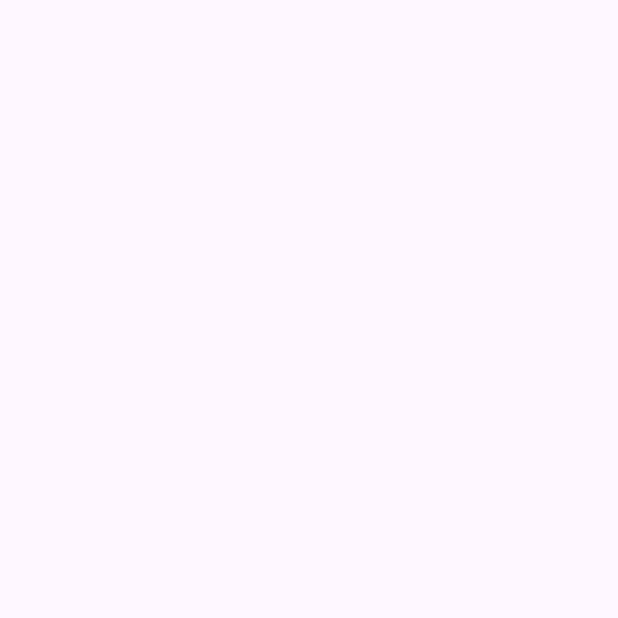
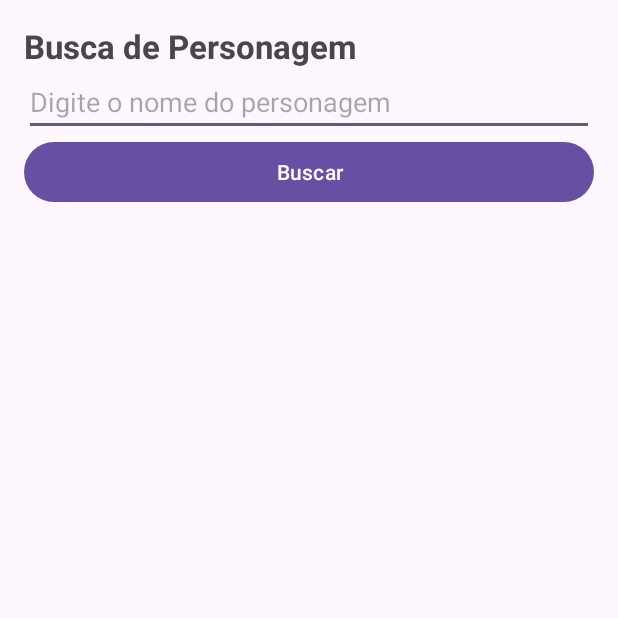
Before and after one commit to gabrielcosta07/App3---Hogwarts-, an Android app: the PersonagemActivity screen opened directly, with no data from a screen before it, on a phone screen of 412 x 824 dp, the top half of it. Before the commit the part shown is empty. Run offline under Robolectric (Android 15) with nearby library versions, the phone set to English and light mode, and no system bars.

Commit message:
Personagems tela

```diff
--- a/app/src/main/java/br/ufpr/grimorio/PersonagemActivity.kt
+++ b/app/src/main/java/br/ufpr/grimorio/PersonagemActivity.kt
@@ -1,12 +1,28 @@
 package br.ufpr.grimorio
 
 import android.os.Bundle
+import android.view.View
+import android.widget.EditText
+import android.widget.ProgressBar
+import android.widget.TextView
 import androidx.activity.enableEdgeToEdge
 import androidx.appcompat.app.AppCompatActivity
 import androidx.core.view.ViewCompat
 import androidx.core.view.WindowInsetsCompat
+import androidx.lifecycle.lifecycleScope
+import kotlinx.coroutines.Dispatchers
+import kotlinx.coroutines.launch
+import kotlinx.coroutines.withContext
+import retrofit2.Retrofit
+import retrofit2.converter.gson.GsonConverterFactory
 
 class PersonagemActivity : AppCompatActivity() {
+
+    private lateinit var etNome: EditText
+    private lateinit var progressBar: ProgressBar
+    private lateinit var tvResultado: TextView
+    private lateinit var hogwartsApi: HogwartsApi
+
     override fun onCreate(savedInstanceState: Bundle?) {
         super.onCreate(savedInstanceState)
         enableEdgeToEdge()
@@ -16,5 +32,53 @@ class PersonagemActivity : AppCompatActivity() {
             v.setPadding(systemBars.left, systemBars.top, systemBars.right, systemBars.bottom)
             insets
         }
+
+        etNome = findViewById(R.id.etNome)
+        progressBar = findViewById(R.id.progressBar)
+        tvResultado = findViewById(R.id.tvResultado)
+
+        val retrofit = Retrofit.Builder()
+            .baseUrl(HogwartsApi.BASE_URL)
+            .addConverterFactory(GsonConverterFactory.create())
+            .build()
+        hogwartsApi = retrofit.create(HogwartsApi::class.java)
+    }
+
+    fun buscarPersonagem(view: View) {
+        val nome = validarNome(etNome) ?: return
+        if (progressBar.visibility == View.VISIBLE) return
+        buscarPersonagemNaApi(nome)
+    }
+
+    private fun buscarPersonagemNaApi(nome: String) {
+        lifecycleScope.launch {
+            mostrarCarregando()
+            val resposta = withContext(Dispatchers.IO) { hogwartsApi.buscarPersonagens(nome) }
+            exibirPersonagem(resposta.personagens.firstOrNull())
+            esconderCarregando()
+        }
+    }
+
+    private fun exibirPersonagem(personagem: Personagem?) {
+        if (personagem == null) {
+            tvResultado.text = getString(R.string.nenhum_personagem)
+            return
+        }
+
+        val naoInformado = getString(R.string.nao_informado)
+        val nome = getString(R.string.nome_personagem, personagem.nome)
+        val especie = getString(R.string.especie_personagem, personagem.especie ?: naoInformado)
+        val casa = getString(R.string.casa_personagem, personagem.casa ?: naoInformado)
+        tvResultado.text = "$nome\n$especie\n$casa"
+    }
+
+    private fun mostrarCarregando() {
+        progressBar.visibility = View.VISIBLE
+        tvResultado.visibility = View.GONE
+    }
+
+    private fun esconderCarregando() {
+        progressBar.visibility = View.GONE
+        tvResultado.visibility = View.VISIBLE
     }
 }
--- a/app/src/main/res/layout/activity_personagem.xml
+++ b/app/src/main/res/layout/activity_personagem.xml
@@ -5,4 +5,46 @@
     android:layout_height="match_parent"
     android:orientation="vertical">
 
+    <LinearLayout
+        android:layout_width="match_parent"
+        android:layout_height="match_parent"
+        android:orientation="vertical"
+        android:padding="16dp">
+
+        <TextView
+            android:layout_width="wrap_content"
+            android:layout_height="wrap_content"
+            android:text="@string/titulo_personagem"
+            android:textSize="22sp"
+            android:textStyle="bold" />
+
+        <EditText
+            android:id="@+id/etNome"
+            android:layout_width="match_parent"
+            android:layout_height="wrap_content"
+            android:hint="@string/hint_personagem"
+            android:inputType="textPersonName" />
+
+        <Button
+            android:id="@+id/btnBuscar"
+            android:layout_width="match_parent"
+            android:layout_height="wrap_content"
+            android:onClick="buscarPersonagem"
+            android:text="@string/botao_buscar" />
+
+        <ProgressBar
+            android:id="@+id/progressBar"
+            android:layout_width="wrap_content"
+            android:layout_height="wrap_content"
+            android:layout_gravity="center_horizontal"
+            android:layout_marginTop="16dp"
+            android:visibility="gone" />
+
+        <TextView
+            android:id="@+id/tvResultado"
+            android:layout_width="match_parent"
+            android:layout_height="wrap_content"
+            android:layout_marginTop="16dp"
+            android:textSize="18sp" />
+    </LinearLayout>
 </LinearLayout>
```
